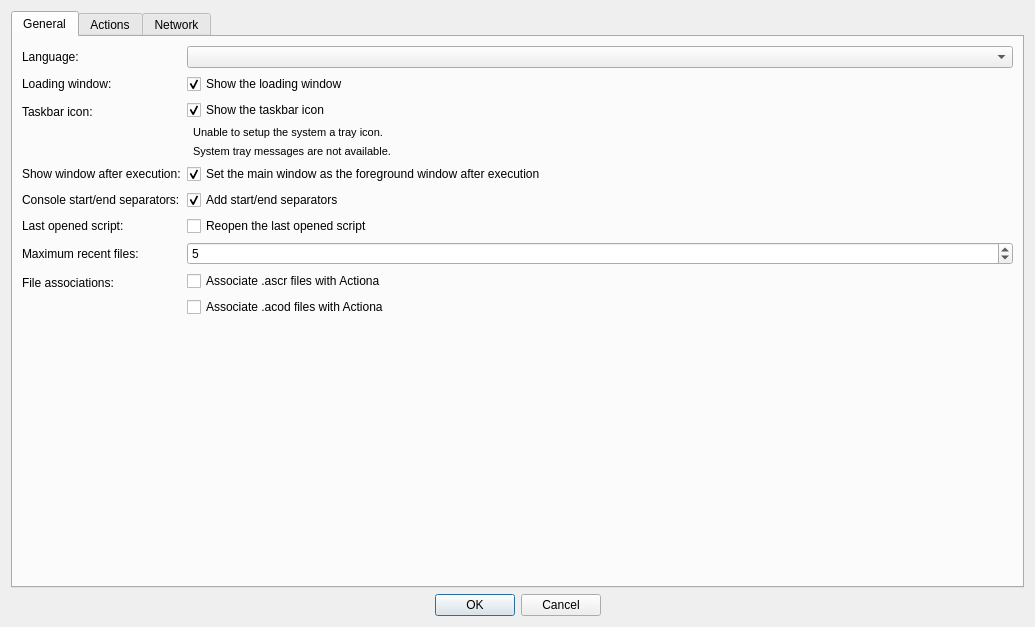
Jmgr/actiona, file gui/settingsdialog.ui: the form before one commit.
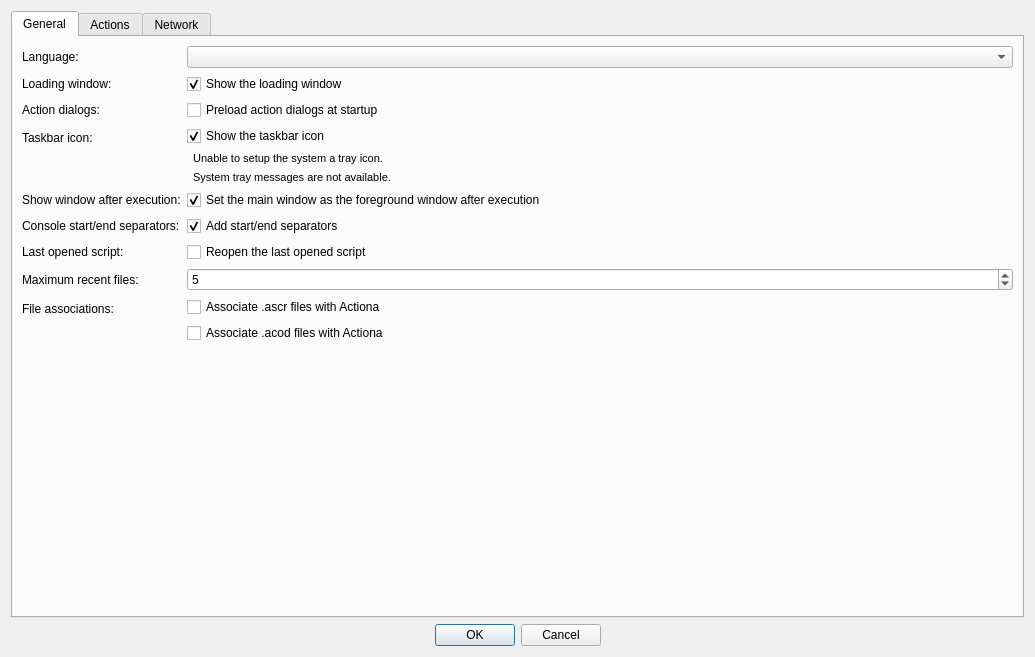
The form after the commit. The open tabs and pages were chosen to show the change. Icons and pictures are not drawn. Custom widgets are drawn as their Qt base class.

Commit message: Gui: disabled preloading action dialogs by default

Diff of the .ui file:
```diff
--- a/gui/settingsdialog.ui
+++ b/gui/settingsdialog.ui
@@ -7,7 +7,7 @@
     <x>0</x>
     <y>0</y>
     <width>1035</width>
-    <height>627</height>
+    <height>657</height>
    </rect>
   </property>
   <property name="windowTitle">
@@ -52,14 +52,14 @@
          </property>
         </widget>
        </item>
-       <item row="2" column="0">
+       <item row="3" column="0">
         <widget class="QLabel" name="label_13">
          <property name="text">
           <string>Taskbar icon:</string>
          </property>
         </widget>
        </item>
-       <item row="2" column="1">
+       <item row="3" column="1">
         <layout class="QVBoxLayout" name="verticalLayout_3">
          <item>
           <widget class="QCheckBox" name="showTaskbarIcon">
@@ -95,14 +95,14 @@
          </item>
         </layout>
        </item>
-       <item row="3" column="0">
+       <item row="4" column="0">
         <widget class="QLabel" name="showWindowAfterExecutionLabel">
          <property name="text">
           <string>Show window after execution:</string>
          </property>
         </widget>
        </item>
-       <item row="3" column="1">
+       <item row="4" column="1">
         <widget class="QCheckBox" name="showWindowAfterExecution">
          <property name="text">
           <string>Set the main window as the foreground window after execution</string>
@@ -112,14 +112,14 @@
          </property>
         </widget>
        </item>
-       <item row="4" column="0">
+       <item row="5" column="0">
         <widget class="QLabel" name="label_12">
          <property name="text">
           <string>Console start/end separators:</string>
          </property>
         </widget>
        </item>
-       <item row="4" column="1">
+       <item row="5" column="1">
         <widget class="QCheckBox" name="addStartEndSeparators">
          <property name="text">
           <string>Add start/end separators</string>
@@ -129,28 +129,28 @@
          </property>
         </widget>
        </item>
-       <item row="5" column="0">
+       <item row="7" column="0">
         <widget class="QLabel" name="label_14">
          <property name="text">
           <string>Last opened script:</string>
          </property>
         </widget>
        </item>
-       <item row="5" column="1">
+       <item row="7" column="1">
         <widget class="QCheckBox" name="reopenLastScript">
          <property name="text">
           <string>Reopen the last opened script</string>
          </property>
         </widget>
        </item>
-       <item row="6" column="0">
+       <item row="8" column="0">
         <widget class="QLabel" name="label_15">
          <property name="text">
           <string>Maximum recent files:</string>
          </property>
         </widget>
        </item>
-       <item row="6" column="1">
+       <item row="8" column="1">
         <widget class="QSpinBox" name="maxRecentFiles">
          <property name="minimum">
           <number>0</number>
@@ -163,14 +163,14 @@
          </property>
         </widget>
        </item>
-       <item row="7" column="0">
+       <item row="9" column="0">
         <widget class="QLabel" name="fileAssociationsLabel">
          <property name="text">
           <string>File associations:</string>
          </property>
         </widget>
        </item>
-       <item row="7" column="1">
+       <item row="9" column="1">
         <layout class="QVBoxLayout" name="verticalLayout_7">
          <item>
           <widget class="QCheckBox" name="associateASCRCheckBox">
@@ -198,6 +198,20 @@
        <item row="0" column="1">
         <widget class="QComboBox" name="languageComboBox"/>
        </item>
+       <item row="2" column="0">
+        <widget class="QLabel" name="label_23">
+         <property name="text">
+          <string>Action dialogs:</string>
+         </property>
+        </widget>
+       </item>
+       <item row="2" column="1">
+        <widget class="QCheckBox" name="preloadActionDialogsCheckBox">
+         <property name="text">
+          <string>Preload action dialogs at startup</string>
+         </property>
+        </widget>
+       </item>
       </layout>
      </widget>
      <widget class="QWidget" name="actionsTab">
```
Left out of the diff: 2 changed lines with no effect on the pictures. The commit also changes 5 other files.
